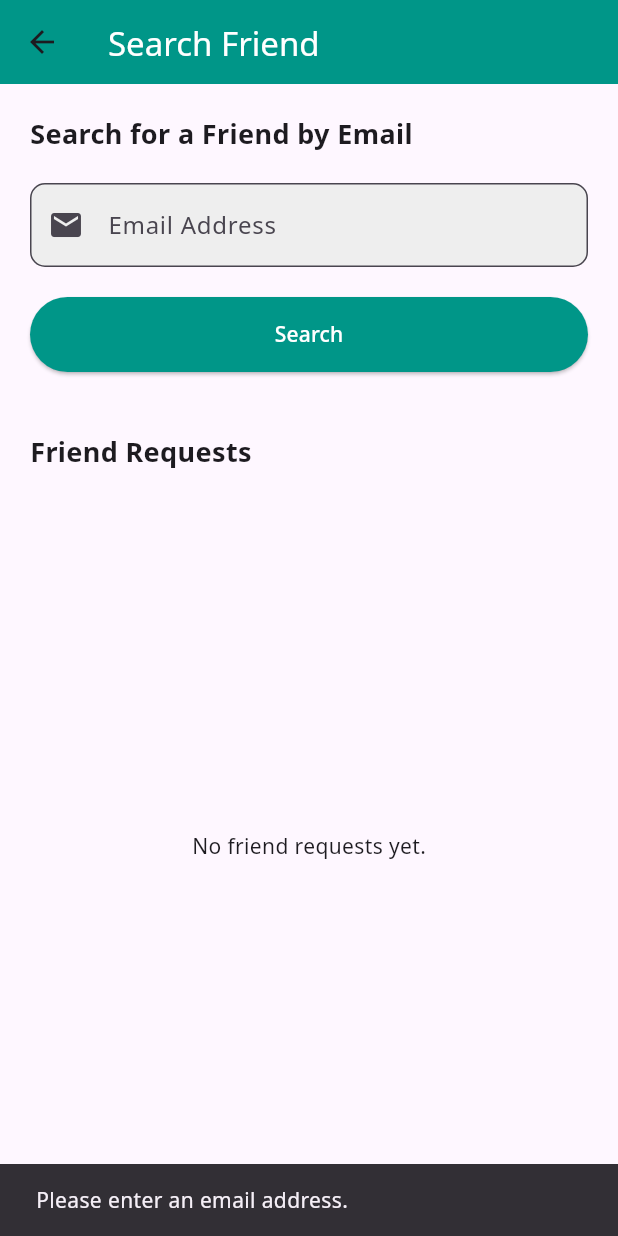
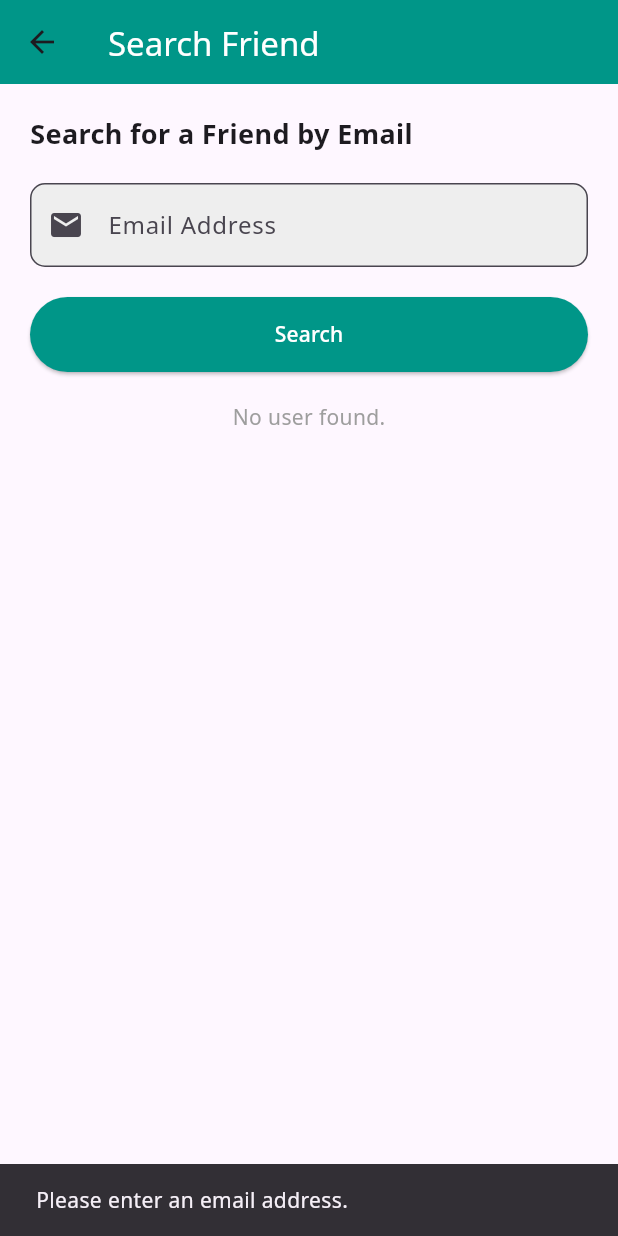
Before and after one commit to TopGood1/RealmChatFix, a Flutter app: the ContactsScreen screen opened directly, after a tap on "Search", on a phone screen of 412 x 824 dp. Run offline on Flutter 3.47's test engine with Material 3 defaults, Android fonts, the phone set to English and light mode, and no system bars; our stand-ins replace cloud_firestore, firebase_auth, firebase_core, font_awesome_flutter, google_fonts, image_picker and 1 more; accounts and stored records are empty.

Commit message:
fungsi search user completed

```diff
--- a/lib/screen/contacts.dart
+++ b/lib/screen/contacts.dart
@@ -1,7 +1,5 @@
 import 'package:flutter/material.dart';
 import 'package:cloud_firestore/cloud_firestore.dart';
-import 'package:firebase_auth/firebase_auth.dart';
-import 'package:realmchat/service/auth_service.dart';
 
 class ContactsScreen extends StatefulWidget {
   const ContactsScreen({super.key});
@@ -9,17 +7,20 @@ class ContactsScreen extends StatefulWidget {
   @override
   State<ContactsScreen> createState() => _ContactsScreenState();
 }
+
 class _ContactsScreenState extends State<ContactsScreen> {
   final TextEditingController emailController = TextEditingController();
-  final AuthService authService = AuthService();
   bool isLoading = false;
+  Map<String, dynamic>? foundUser;
 
   @override
   Widget build(BuildContext context) {
     return Scaffold(
       appBar: AppBar(
-        title:
-            const Text("Search Friend", style: TextStyle(color: Colors.white)),
+        title: const Text(
+          "Search Friend",
+          style: TextStyle(color: Colors.white),
+        ),
         backgroundColor: Colors.teal,
       ),
       body: Padding(
@@ -46,13 +47,11 @@ class _ContactsScreenState extends State<ContactsScreen> {
               ),
             ),
             const SizedBox(height: 20),
-            isLoading
-                ? const Center(child: CircularProgressIndicator())
-                : ElevatedButton(
-                    onPressed: () async => _handleSearchFriend(context),
+            ElevatedButton(
+              onPressed: () async => _handleSearchFriend(),
               style: ElevatedButton.styleFrom(
-                      padding: const EdgeInsets.symmetric(
-                          horizontal: 100, vertical: 15),
+                padding:
+                    const EdgeInsets.symmetric(horizontal: 100, vertical: 15),
                 shape: RoundedRectangleBorder(
                   borderRadius: BorderRadius.circular(30),
                 ),
@@ -63,21 +62,52 @@ class _ContactsScreenState extends State<ContactsScreen> {
                 style: TextStyle(color: Colors.white),
               ),
             ),
-            const SizedBox(height: 40),
-            const Text(
-              'Friend Requests',
-              style: TextStyle(fontSize: 18, fontWeight: FontWeight.bold),
+            const SizedBox(height: 20),
+            if (isLoading)
+              const Center(child: CircularProgressIndicator())
+            else if (foundUser != null)
+              ListTile(
+                leading: CircleAvatar(
+                  backgroundColor: Colors.teal,
+                  child: Text(
+                    (foundUser!['name'] ?? 'U')
+                        .substring(0, 1)
+                        .toUpperCase(), // Inisial nama dalam huruf besar
+                    style: const TextStyle(color: Colors.white),
                   ),
-            const SizedBox(height: 10),
-            Expanded(child: _buildFriendRequestsList()),
+                ),
+                title: Text(
+                  (foundUser!['name'] ?? 'No Name').toUpperCase(), // Nama besar
+                  style: const TextStyle(fontWeight: FontWeight.bold),
+                ),
+                subtitle: Text(
+                  (foundUser!['email'] ?? 'unknown@example.com')
+                      .toLowerCase(), // Email kecil
+                ),
+                trailing: IconButton(
+                  icon: const Icon(Icons.chat, color: Colors.teal),
+                  onPressed: () {
+                    // Logika untuk tombol chat
+                    ScaffoldMessenger.of(context).showSnackBar(
+                      const SnackBar(content: Text('Chat feature coming soon!')),
+                    );
+                  },
+                ),
+              )
+            else
+              const Center(
+                child: Text(
+                  'No user found.',
+                  style: TextStyle(color: Colors.grey),
+                ),
+              ),
           ],
         ),
       ),
     );
   }
 
-  // Handle Search Friend Logic
-  Future<void> _handleSearchFriend(BuildContext context) async {
+  Future<void> _handleSearchFriend() async {
     String friendEmail = emailController.text.trim().toLowerCase();
 
     if (friendEmail.isEmpty) {
@@ -94,164 +124,34 @@ class _ContactsScreenState extends State<ContactsScreen> {
       return;
     }
 
-    setState(() => isLoading = true);
+    setState(() {
+      isLoading = true;
+      foundUser = null;
+    });
 
     try {
-      String currentUserId = FirebaseAuth.instance.currentUser!.uid;
-
       QuerySnapshot result = await FirebaseFirestore.instance
           .collection('users')
           .where('email', isEqualTo: friendEmail)
           .get();
 
       if (result.docs.isNotEmpty) {
-        DocumentSnapshot userDoc = result.docs.first;
-
-        if (userDoc.id == currentUserId) {
-          ScaffoldMessenger.of(context).showSnackBar(
-            const SnackBar(
-                content: Text("You can't send a friend request to yourself.")),
-          );
-          return;
-        }
-
-        bool? isAdded = await showDialog<bool>(
-          context: context,
-          builder: (context) => _buildAddFriendDialog(
-              context, userDoc.data() as Map<String, dynamic>),
-        );
-
-        if (isAdded == true) {
-          await authService.sendFriendRequest(currentUserId, userDoc.id);
-          ScaffoldMessenger.of(context).showSnackBar(
-            SnackBar(
-                content: Text('Friend request sent to ${userDoc['email']}')),
-          );
-        }
+        setState(() {
+          foundUser = result.docs.first.data() as Map<String, dynamic>;
+        });
       } else {
-        ScaffoldMessenger.of(context).showSnackBar(
-          const SnackBar(content: Text('No user found with this email.')),
-        );
+        setState(() {
+          foundUser = null;
+        });
       }
     } catch (e) {
       ScaffoldMessenger.of(context).showSnackBar(
         SnackBar(content: Text('Error: $e')),
       );
     } finally {
-      setState(() => isLoading = false);
+      setState(() {
+        isLoading = false;
+      });
     }
   }
-
-  // Build Friend Requests List
-  Widget _buildFriendRequestsList() {
-    return StreamBuilder<DocumentSnapshot>(
-      stream: FirebaseFirestore.instance
-          .collection('users')
-          .doc(FirebaseAuth.instance.currentUser!.uid)
-          .snapshots(),
-      builder: (context, snapshot) {
-        if (snapshot.connectionState == ConnectionState.waiting) {
-          return const Center(child: CircularProgressIndicator());
 }
-
-        if (!snapshot.hasData || !snapshot.data!.exists) {
-          return const Center(child: Text('No friend requests yet.'));
-        }
-
-        Map<String, dynamic> userData =
-            snapshot.data!.data() as Map<String, dynamic>;
-        List<dynamic> friendRequests = userData['friend_requests'] ?? [];
-
-        if (friendRequests.isEmpty) {
-          return const Center(child: Text('No friend requests yet.'));
-        }
-
-        return ListView.builder(
-          itemCount: friendRequests.length,
-          itemBuilder: (context, index) {
-            String requestId = friendRequests[index];
-            return FutureBuilder<DocumentSnapshot>(
-              future: FirebaseFirestore.instance
-                  .collection('users')
-                  .doc(requestId)
-                  .get(),
-              builder: (context, snapshot) {
-                if (snapshot.connectionState == ConnectionState.waiting) {
-                  return const ListTile(
-                    title: Text('Loading user...'),
-                  );
-                }
-
-                if (friendRequests.contains(requestId)) {
-                  return const ListTile(
-                    title: Text('Duplicate friend request detected.'),
-                  );
-                }
-
-                if (!snapshot.hasData || !snapshot.data!.exists) {
-                  return const ListTile(
-                    title: Text('Unknown user'),
-                  );
-                }
-
-                Map<String, dynamic> requestUserData =
-                    snapshot.data!.data() as Map<String, dynamic>;
-
-                return ListTile(
-                  title: Text(
-                      requestUserData['username'] ?? requestUserData['email']),
-                  trailing: Row(
-                    mainAxisSize: MainAxisSize.min,
-                    children: [
-                      ElevatedButton(
-                        onPressed: () async {
-                          await authService.acceptFriendRequest(
-                            FirebaseAuth.instance.currentUser!.uid,
-                            requestId,
-                          );
-                        },
-                        child: const Text('Accept'),
-                      ),
-                      const SizedBox(width: 10),
-                      ElevatedButton(
-                        onPressed: () async {
-                          await authService.rejectFriendRequest(
-                            FirebaseAuth.instance.currentUser!.uid,
-                            requestId,
-                          );
-                        },
-                        style: ElevatedButton.styleFrom(
-                          backgroundColor: Colors.red,
-                        ),
-                        child: const Text('Reject'),
-                      ),
-                    ],
-                  ),
-                );
-              },
-            );
-          },
-        );
-      },
-    );
-  }
-
-  Widget _buildAddFriendDialog(
-      BuildContext context, Map<String, dynamic> userData) {
-    return AlertDialog(
-      title: const Text('Add Friend'),
-      content:
-          Text('Do you want to send a friend request to ${userData['email']}?'),
-      actions: [
-        TextButton(
-          onPressed: () => Navigator.pop(context, false),
-          child: const Text('Cancel'),
-        ),
-        TextButton(
-          onPressed: () => Navigator.pop(context, true),
-          child: const Text('Add'),
-        ),
-      ],
-    );
-  }
-}
--- a/lib/screen/profile.dart
+++ b/lib/screen/profile.dart
@@ -35,7 +35,7 @@ class _EditProfileState extends State<EditProfilePage> {
       if (loggedInEmail != null) {
         // Cari dokumen pengguna berdasarkan email
         QuerySnapshot querySnapshot = await _firestore
-            .collection('profile')
+            .collection('users')
             .where('email', isEqualTo: loggedInEmail)
             .get();
 
@@ -52,7 +52,7 @@ class _EditProfileState extends State<EditProfilePage> {
         } else {
           // Dokumen tidak ditemukan, buat dokumen baru
           DocumentReference newUserRef =
-              await _firestore.collection('profile').add({
+              await _firestore.collection('users').add({
             'name': 'User',
             'about': 'available',
             'email': loggedInEmail,
@@ -79,7 +79,7 @@ class _EditProfileState extends State<EditProfilePage> {
     }
 
     try {
-      await _firestore.collection('profile').doc(userId).set({
+      await _firestore.collection('users').doc(userId).set({
         'name': _nameController.text,
         'about': _aboutController.text, // Misalnya Anda menambahkan field ini
       }, SetOptions(merge: true));
```
Lines whose indentation alone changed are shown as unchanged.
